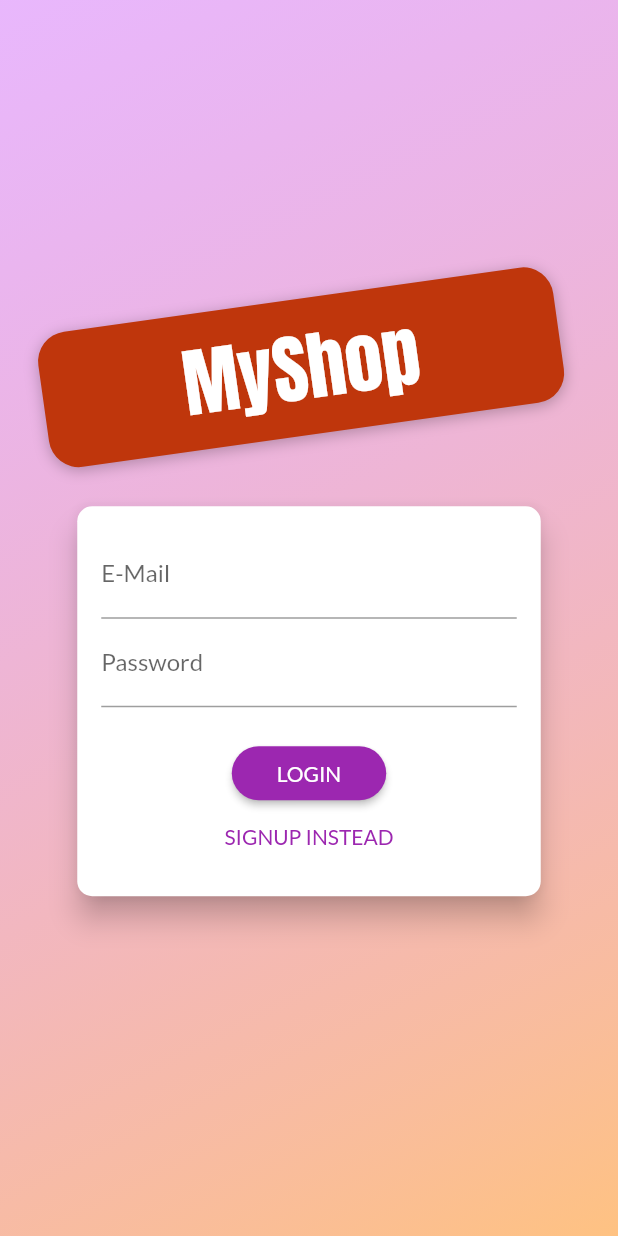
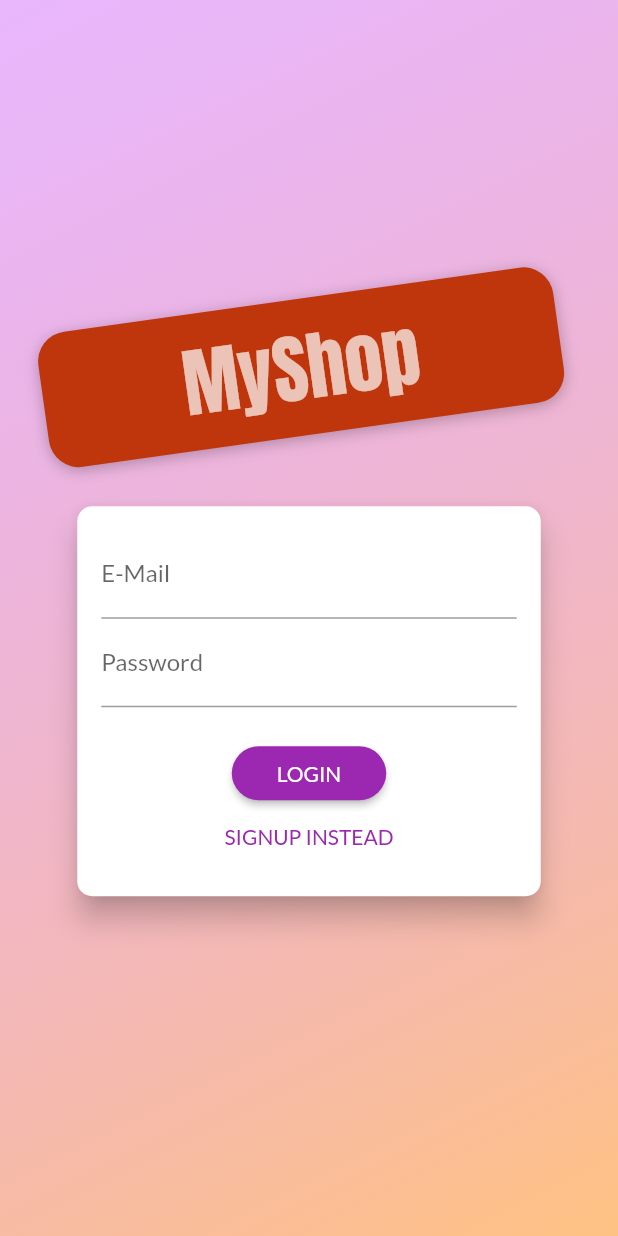
Before and after one commit to Tamunorth/generic_shop_app, a Flutter app: the screen it shows after launch, on a phone screen of 412 x 824 dp. Run offline on Flutter 3.47's test engine with Material 2 defaults, Android fonts, the phone set to English and light mode, and no system bars; our stand-ins replace shared_preferences.

Commit message:
full commit

```diff
--- a/lib/providers/auth.dart
+++ b/lib/providers/auth.dart
@@ -33,7 +33,7 @@ class Auth with ChangeNotifier {
   Future<void> _authenticate(String email, String password,
       {String urlSegment}) async {
     final url = Uri.parse(
-        'https://identitytoolkit.googleapis.com/v1/accounts:$urlSegment?key=AIzaSyBCdct-lGE0BLgtaKU6RJ50hKLPa251jW4');
+        'https://identitytoolkit.googleapis.com/v1/accounts:$urlSegment?key=[Replace with key]');
 
     try {
       final response = await http.post(
--- a/lib/providers/products.dart
+++ b/lib/providers/products.dart
@@ -8,40 +8,7 @@ import 'package:shop_app/providers/product.dart';
 import 'product.dart';
 
 class Products with ChangeNotifier {
-  List<Product> _items = [
-    // Product(
-    //   id: 'p1',
-    //   title: 'Red Shirt',
-    //   description: 'A red shirt - it is pretty red!',
-    //   price: 29.99,
-    //   imageUrl:
-    //       'https://cdn.pixabay.com/photo/2016/10/02/22/17/red-t-shirt-1710578_1280.jpg',
-    // ),
-    // Product(
-    //   id: 'p2',
-    //   title: 'Trousers',
-    //   description: 'A nice pair of trousers.',
-    //   price: 59.99,
-    //   imageUrl:
-    //       'https://upload.wikimedia.org/wikipedia/commons/thumb/e/e8/Trousers%2C_dress_%28AM_1960.022-8%29.jpg/512px-Trousers%2C_dress_%28AM_1960.022-8%29.jpg',
-    // ),
-    // Product(
-    //   id: 'p3',
-    //   title: 'Yellow Scarf',
-    //   description: 'Warm and cozy - exactly what you need for the winter.',
-    //   price: 19.99,
-    //   imageUrl:
-    //       'https://live.staticflickr.com/4043/4438260868_cc79b3369d_z.jpg',
-    // ),
-    // Product(
-    //   id: 'p4',
-    //   title: 'A Pan',
-    //   description: 'Prepare any meal you want.',
-    //   price: 49.99,
-    //   imageUrl:
-    //       'https://upload.wikimedia.org/wikipedia/commons/thumb/1/14/Cast-Iron-Pan.jpg/1024px-Cast-Iron-Pan.jpg',
-    // ),
-  ];
+  List<Product> _items = [];
 
   // var _showFavouritesOnly = false;
   final String authToken;
--- a/lib/screens/auth_screen.dart
+++ b/lib/screens/auth_screen.dart
@@ -63,7 +63,8 @@ class AuthScreen extends StatelessWidget {
                       child: Text(
                         'MyShop',
                         style: TextStyle(
-                          color: Theme.of(context).accentTextTheme.title.color,
+                          color:
+                              Theme.of(context).accentTextTheme.headline1.color,
                           fontSize: 50,
                           fontFamily: 'Anton',
                           fontWeight: FontWeight.normal,
--- a/lib/screens/cart_screen.dart
+++ b/lib/screens/cart_screen.dart
@@ -35,7 +35,7 @@ class CartScreen extends StatelessWidget {
                     label: Text(
                       '\$${cart.totalAmount.toStringAsFixed(2)}',
                       style: TextStyle(
-                        color: Theme.of(context).primaryTextTheme.title.color,
+                        color: Theme.of(context).primaryTextTheme.headline1.color,
                       ),
                     ),
                     backgroundColor: Theme.of(context).primaryColor,
--- a/lib/widget/cart_item.dart
+++ b/lib/widget/cart_item.dart
@@ -72,7 +72,7 @@ class CartItem extends StatelessWidget {
                     child: Text(
                   '\$$price',
                   style: TextStyle(
-                    color: Theme.of(context).primaryTextTheme.title.color,
+                    color: Theme.of(context).primaryTextTheme.headline6.color,
                   ),
                 )),
               ),
```
Also changed, not shown: pubspec.lock.
